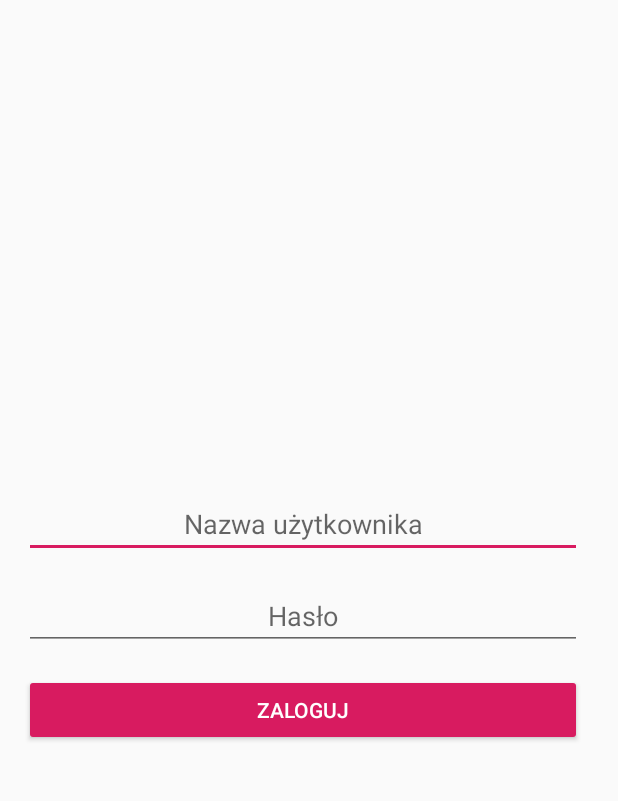
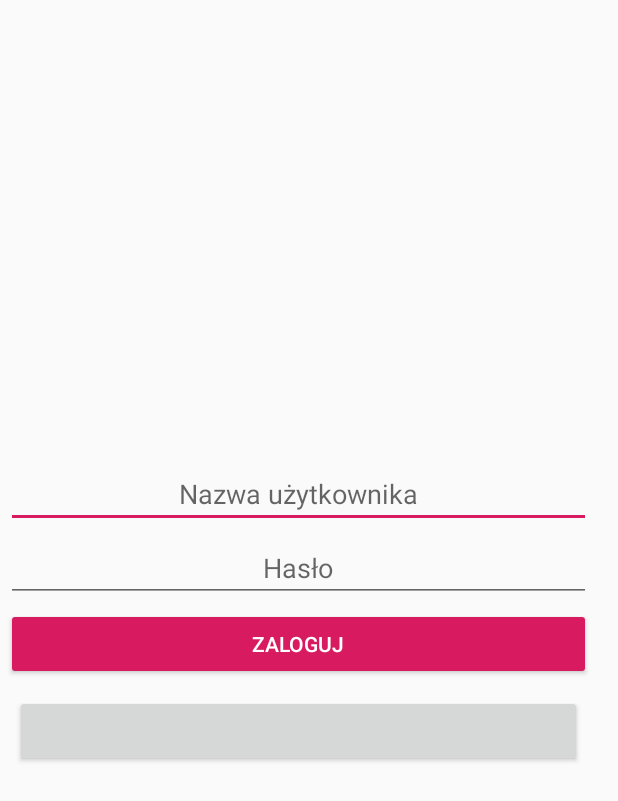
Before and after one commit to krzycho2/wpam-projekt, an Android app: the layout activity_login.xml on its own in the app's theme, with its tools: preview values and no code run, on a phone screen of 412 x 824 dp. Shown: the top 801 px of the screen. Run offline under Robolectric (Android 15) with nearby library versions, the phone set to English and light mode, and no system bars.

Commit message:
Bug fix and google login

```diff
--- a/app/build.gradle
+++ b/app/build.gradle
@@ -22,6 +22,9 @@ android {
             proguardFiles getDefaultProguardFile('proguard-android-optimize.txt'), 'proguard-rules.pro'
         }
     }
+    dataBinding {
+        enabled = true
+    }
 }
 
 dependencies {
@@ -35,6 +38,7 @@ dependencies {
     implementation 'androidx.constraintlayout:constraintlayout:1.1.3'
     implementation 'com.google.firebase:firebase-auth:16.0.5'
     implementation 'com.google.firebase:firebase-auth:19.1.0'
+
     implementation 'com.google.android.gms:play-services-auth:17.0.0'
     implementation 'com.google.firebase:firebase-database:16.0.4'
     implementation 'com.google.android.material:material:1.0.0'
--- a/app/src/main/res/layout/activity_login.xml
+++ b/app/src/main/res/layout/activity_login.xml
@@ -8,7 +8,7 @@
         android:layout_height="match_parent"
         android:gravity="center_vertical"
         android:orientation="vertical"
-        android:paddingStart="@dimen/layout_padding"
+        android:paddingStart="2dp"
         android:paddingEnd="16dp"
         tools:context=".activities.LoginActivity">
 
@@ -17,7 +17,7 @@
             android:layout_width="match_parent"
             android:layout_height="wrap_content"
             android:layout_gravity="center_horizontal|fill"
-            android:layout_margin="@dimen/margin"
+            android:layout_margin="2dp"
             android:ems="10"
             android:hint="Nazwa użytkownika"
             android:inputType="textPersonName"
@@ -28,7 +28,7 @@
             android:layout_width="match_parent"
             android:layout_height="wrap_content"
             android:layout_gravity="center_horizontal|fill"
-            android:layout_margin="@dimen/margin"
+            android:layout_margin="2dp"
             android:ems="10"
             android:hint="Hasło"
             android:inputType="textPassword"
@@ -40,7 +40,21 @@
             android:layout_width="match_parent"
             android:layout_height="wrap_content"
             android:layout_gravity="center_horizontal"
-            android:layout_margin="@dimen/margin"
+            android:layout_margin="2dp"
             android:text="Zaloguj" />
+
+        <Button
+            android:id="@+id/google_button"
+            android:layout_width="match_parent"
+            android:layout_height="wrap_content"
+            android:layout_marginStart="8dp"
+            android:layout_marginTop="8dp"
+            android:layout_marginEnd="8dp"
+            android:layout_marginBottom="8dp"
+            android:padding="8dp"
+            app:layout_constraintBottom_toBottomOf="parent"
+            app:layout_constraintEnd_toEndOf="parent"
+            app:layout_constraintStart_toStartOf="parent"
+            app:layout_constraintTop_toTopOf="parent" />
     </LinearLayout>
 </layout>
```
Also changed, not shown: app/src/main/AndroidManifest.xml (+9 -1 lines), app/src/main/java/pw/elka/mobiasystent/activities/LoginActivity.kt (+86 -0 lines), app/src/main/java/pw/elka/mobiasystent/activities/MainActivity.kt (+8 -0 lines), app/src/main/java/pw/elka/mobiasystent/modelcontroller/AuthController.kt (+30 -2 lines).
